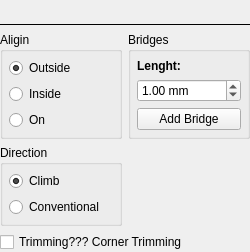
Qt form plugins/gcode/profile/profileform.ui (XRay3D/GERBER_X3) before a commit.
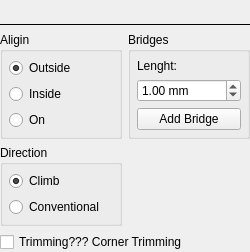
The same form after that commit. Icons and pictures are not drawn. Custom widgets are drawn as their Qt base class.

```diff
--- a/plugins/gcode/profile/profileform.ui
+++ b/plugins/gcode/profile/profileform.ui
@@ -107,11 +107,6 @@
       </property>
       <item>
        <widget class="QLabel" name="label_4">
-        <property name="font">
-         <font>
-          <bold>true</bold>
-         </font>
-        </property>
         <property name="text">
          <string>Lenght:</string>
         </property>
```
Lines whose indentation alone changed are shown as unchanged.
